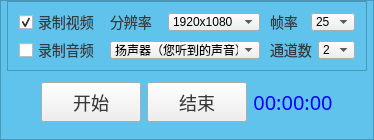
Before: the Qt Designer form NanaRecorder/NanaRecorder.ui in onlyet/NanaRecorder, drawn with Qt 5.
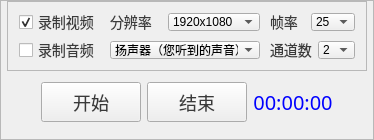
After: the same form once the commit is applied. Icons and pictures are not drawn.

```diff
--- a/NanaRecorder/NanaRecorder.ui
+++ b/NanaRecorder/NanaRecorder.ui
@@ -7,16 +7,18 @@
     <x>0</x>
     <y>0</y>
     <width>365</width>
-    <height>120</height>
+    <height>136</height>
    </rect>
   </property>
   <property name="windowTitle">
    <string>NanaRecorder</string>
   </property>
   <property name="styleSheet">
-   <string notr="true">QFrame {
+   <string notr="true">/*
+QFrame#xxx {
 background:#5FC3EC;
 }
+*/
 
 QLabel {
 font-size: 14px;
@@ -61,6 +63,11 @@
     </property>
     <item>
      <widget class="QFrame" name="frame">
+      <property name="styleSheet">
+       <string notr="true">QFrame#frame {
+	border-image: url(:/NanaRecorder/res/image/972438.png);
+}</string>
+      </property>
       <property name="frameShape">
        <enum>QFrame::StyledPanel</enum>
       </property>
```
